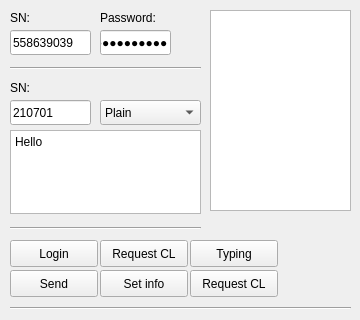
Above: mainwindow.ui from elmessiah/qoscar before the change; both pictures show x 0 to 360 and y 0 to 320 of the 360 by 498 pixel window. Below: the same form after it.
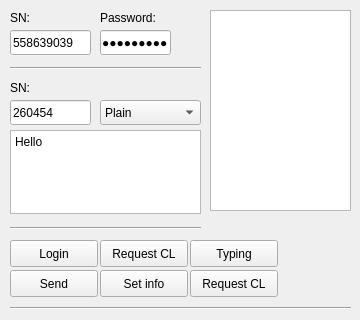
That is the form after the change.

The edit to the form file:
```diff
--- a/mainwindow.ui
+++ b/mainwindow.ui
@@ -167,7 +167,7 @@
      </rect>
     </property>
     <property name="text">
-     <string>210701</string>
+     <string>260454</string>
     </property>
    </widget>
    <widget class="QComboBox" name="msgTypeCB">
```
